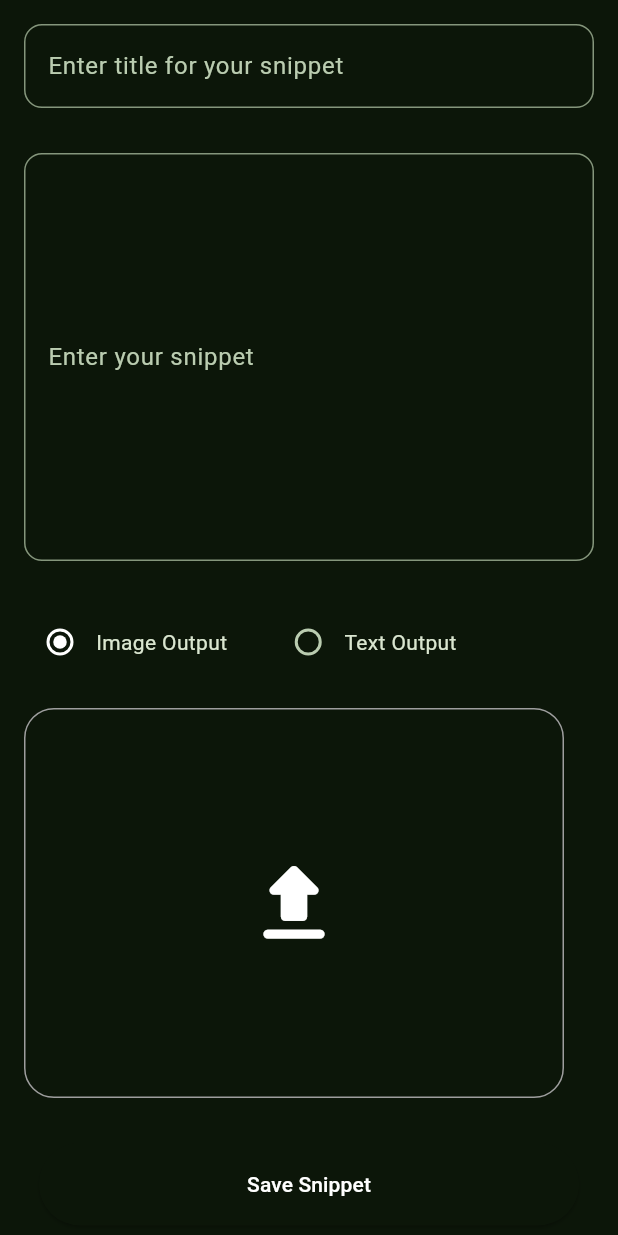
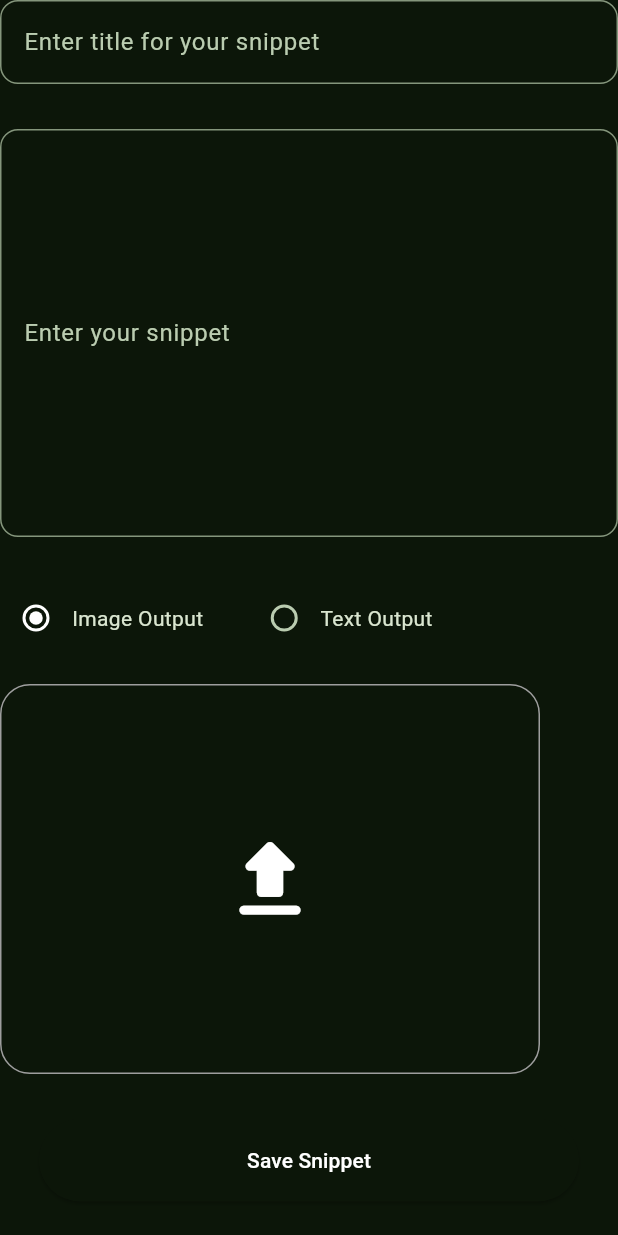
Before and after one commit to snipptree/snipptree-web, a Flutter app: the CodeEditorScreen widget shown alone on an empty page, opened directly, on a phone screen of 412 x 824 dp. Run offline on Flutter 3.47's test engine with Material 3 defaults, Android fonts, the phone set to English and light mode, and no system bars; drawn by our look-alikes of toastification; our stand-ins replace connectivity_plus, dartz, dio, file_picker, get, get_it and 1 more; missing offline and left inert: dart:html, flutter_quill; generated files the repository leaves out were written again.

Commit message:
showing dialog

```diff
--- a/lib/main.dart
+++ b/lib/main.dart
@@ -30,7 +30,7 @@ class MyApp extends StatelessWidget {
         getPages: AppPages.appPages,
         initialRoute: Routes.homePage,
         home: SelectionArea(
-          child: CodeEditorScreen(),
+          child: HomePage(),
         ),
         builder: (context, child) {
           return MediaQuery(
--- a/lib/ui/snippet_dialog/dialog_view.dart
+++ b/lib/ui/snippet_dialog/dialog_view.dart
@@ -1,8 +1,5 @@
-import 'dart:io';
 
-import 'package:flutter/cupertino.dart';
 import 'package:flutter/material.dart';
-import 'package:flutter/widgets.dart';
 import 'package:flutter_quill/flutter_quill.dart';
 import 'package:get/get.dart';
 import 'package:snippet/ui/snippet_dialog/dialog_controller.dart';
@@ -13,10 +10,10 @@ class CodeEditorScreen extends StatelessWidget {
   final QuillController quillController = QuillController.basic();
   @override
   Widget build(BuildContext context) {
-    return Scaffold(
-        body: SingleChildScrollView(
-            child: Padding(
-                padding: const EdgeInsets.all(16.0),
+    return ScrollConfiguration(
+      behavior: ScrollConfiguration.of(context).copyWith(scrollbars: false),
+      child: SingleChildScrollView(
+
               child: Column(children: [
                 TextFormField(
                   decoration: const InputDecoration(
@@ -156,6 +153,7 @@ class CodeEditorScreen extends StatelessWidget {
                     child: const Text('Save Snippet'),
                   ),
                 )
-                ]))));
+              ])),
+    );
   }
 }
```
Also changed, not shown: lib/ui/snippet_screen/home_page.dart (+10 -1 lines). Lines whose indentation alone changed are shown as unchanged.
